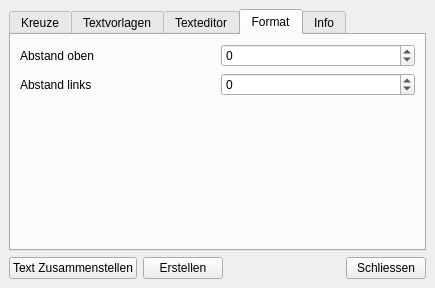
First picture: the form in GradingWindow.ui, repository str4el/grading, before the edit.
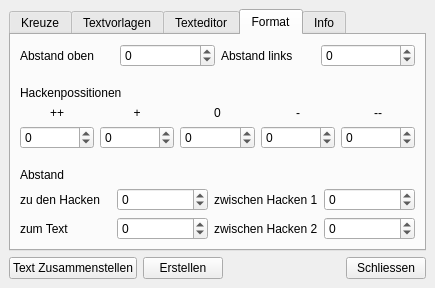
Second picture: the form after the edit. The open tabs and pages were chosen to show the change.

Patch:
```diff
--- a/GradingWindow.ui
+++ b/GradingWindow.ui
@@ -1057,8 +1057,8 @@
        </attribute>
        <layout class="QVBoxLayout" name="verticalLayout_4" >
         <item>
-         <layout class="QGridLayout" name="gridLayout_3" >
-          <item row="0" column="0" >
+         <layout class="QHBoxLayout" name="horizontalLayout_2" >
+          <item>
            <widget class="QLabel" name="label_24" >
             <property name="text" >
              <string>Abstand oben</string>
@@ -1068,7 +1068,7 @@
             </property>
            </widget>
           </item>
-          <item row="0" column="1" >
+          <item>
            <widget class="QSpinBox" name="offset_top" >
             <property name="minimum" >
              <number>-10</number>
@@ -1078,7 +1078,7 @@
             </property>
            </widget>
           </item>
-          <item row="1" column="0" >
+          <item>
            <widget class="QLabel" name="label_25" >
             <property name="text" >
              <string>Abstand links</string>
@@ -1088,7 +1088,7 @@
             </property>
            </widget>
           </item>
-          <item row="1" column="1" >
+          <item>
            <widget class="QSpinBox" name="offset_left" >
             <property name="minimum" >
              <number>-10</number>
@@ -1100,6 +1100,145 @@
           </item>
          </layout>
         </item>
+        <item>
+         <spacer name="verticalSpacer_2" >
+          <property name="orientation" >
+           <enum>Qt::Vertical</enum>
+          </property>
+          <property name="sizeHint" stdset="0" >
+           <size>
+            <width>69</width>
+            <height>2</height>
+           </size>
+          </property>
+         </spacer>
+        </item>
+        <item>
+         <widget class="QLabel" name="label_32" >
+          <property name="text" >
+           <string>Hackenpossitionen</string>
+          </property>
+         </widget>
+        </item>
+        <item>
+         <layout class="QGridLayout" name="gridLayout_3" >
+          <item row="0" column="0" >
+           <widget class="QLabel" name="label_27" >
+            <property name="text" >
+             <string>++</string>
+            </property>
+            <property name="alignment" >
+             <set>Qt::AlignCenter</set>
+            </property>
+            <property name="buddy" >
+             <cstring>offset_tick_1</cstring>
+            </property>
+           </widget>
+          </item>
+          <item row="0" column="1" >
+           <widget class="QLabel" name="label_28" >
+            <property name="text" >
+             <string>+</string>
+            </property>
+            <property name="alignment" >
+             <set>Qt::AlignCenter</set>
+            </property>
+            <property name="buddy" >
+             <cstring>offset_tick_2</cstring>
+            </property>
+           </widget>
+          </item>
+          <item row="0" column="2" >
+           <widget class="QLabel" name="label_29" >
+            <property name="text" >
+             <string>0</string>
+            </property>
+            <property name="alignment" >
+             <set>Qt::AlignCenter</set>
+            </property>
+            <property name="buddy" >
+             <cstring>offset_tick_3</cstring>
+            </property>
+           </widget>
+          </item>
+          <item row="0" column="3" >
+           <widget class="QLabel" name="label_30" >
+            <property name="text" >
+             <string>-</string>
+            </property>
+            <property name="alignment" >
+             <set>Qt::AlignCenter</set>
+            </property>
+            <property name="buddy" >
+             <cstring>offset_tick_4</cstring>
+            </property>
+           </widget>
+          </item>
+          <item row="0" column="4" >
+           <widget class="QLabel" name="label_31" >
+            <property name="text" >
+             <string>--</string>
+            </property>
+            <property name="alignment" >
+             <set>Qt::AlignCenter</set>
+            </property>
+            <property name="buddy" >
+             <cstring>offset_tick_5</cstring>
+            </property>
+           </widget>
+          </item>
+          <item row="1" column="0" >
+           <widget class="QSpinBox" name="offset_tick_1" >
+            <property name="minimum" >
+             <number>-10</number>
+            </property>
+            <property name="maximum" >
+             <number>10</number>
+            </property>
+           </widget>
+          </item>
+          <item row="1" column="1" >
+           <widget class="QSpinBox" name="offset_tick_2" >
+            <property name="minimum" >
+             <number>-10</number>
+            </property>
+            <property name="maximum" >
+             <number>10</number>
+            </property>
+           </widget>
+          </item>
+          <item row="1" column="2" >
+           <widget class="QSpinBox" name="offset_tick_3" >
+            <property name="minimum" >
+             <number>-10</number>
+            </property>
+            <property name="maximum" >
+             <number>10</number>
+            </property>
+           </widget>
+          </item>
+          <item row="1" column="3" >
+           <widget class="QSpinBox" name="offset_tick_4" >
+            <property name="minimum" >
+             <number>-10</number>
+            </property>
+            <property name="maximum" >
+             <number>10</number>
+            </property>
+           </widget>
+          </item>
+          <item row="1" column="4" >
+           <widget class="QSpinBox" name="offset_tick_5" >
+            <property name="minimum" >
+             <number>-10</number>
+            </property>
+            <property name="maximum" >
+             <number>10</number>
+            </property>
+           </widget>
+          </item>
+         </layout>
+        </item>
         <item>
          <spacer name="verticalSpacer" >
           <property name="orientation" >
@@ -1108,11 +1247,102 @@
           <property name="sizeHint" stdset="0" >
            <size>
             <width>20</width>
-            <height>127</height>
+            <height>3</height>
            </size>
           </property>
          </spacer>
         </item>
+        <item>
+         <layout class="QGridLayout" name="gridLayout_4" >
+          <item row="0" column="0" colspan="4" >
+           <widget class="QLabel" name="label_37" >
+            <property name="text" >
+             <string>Abstand</string>
+            </property>
+           </widget>
+          </item>
+          <item row="1" column="0" >
+           <widget class="QLabel" name="label_36" >
+            <property name="text" >
+             <string>zu den Hacken</string>
+            </property>
+            <property name="buddy" >
+             <cstring>offset_top_to_tick</cstring>
+            </property>
+           </widget>
+          </item>
+          <item row="1" column="1" >
+           <widget class="QSpinBox" name="offset_top_to_tick" >
+            <property name="minimum" >
+             <number>-10</number>
+            </property>
+            <property name="maximum" >
+             <number>10</number>
+            </property>
+           </widget>
+          </item>
+          <item row="1" column="2" >
+           <widget class="QLabel" name="label_35" >
+            <property name="text" >
+             <string>zwischen Hacken 1</string>
+            </property>
+            <property name="buddy" >
+             <cstring>offset_tick_to_tick_1</cstring>
+            </property>
+           </widget>
+          </item>
+          <item row="1" column="3" >
+           <widget class="QSpinBox" name="offset_tick_to_tick_1" >
+            <property name="minimum" >
+             <number>-10</number>
+            </property>
+            <property name="maximum" >
+             <number>10</number>
+            </property>
+           </widget>
+          </item>
+          <item row="2" column="0" >
+           <widget class="QLabel" name="label_34" >
+            <property name="text" >
+             <string>zum Text</string>
+            </property>
+            <property name="buddy" >
+             <cstring>offset_tick_to_text</cstring>
+            </property>
+           </widget>
+          </item>
+          <item row="2" column="1" >
+           <widget class="QSpinBox" name="offset_tick_to_text" >
+            <property name="minimum" >
+             <number>-10</number>
+            </property>
+            <property name="maximum" >
+             <number>10</number>
+            </property>
+           </widget>
+          </item>
+          <item row="2" column="2" >
+           <widget class="QLabel" name="label_33" >
+            <property name="text" >
+             <string>zwischen Hacken 2</string>
+            </property>
+            <property name="buddy" >
+             <cstring>offset_tick_to_tick_2</cstring>
+            </property>
+           </widget>
+          </item>
+          <item row="2" column="3" >
+           <widget class="QSpinBox" name="offset_tick_to_tick_2" >
+            <property name="minimum" >
+             <number>-10</number>
+            </property>
+            <property name="maximum" >
+             <number>10</number>
+            </property>
+           </widget>
+          </item>
+         </layout>
+        </item>
        </layout>
       </widget>
       <widget class="QWidget" name="tab5" >
```
Left out of the diff: 32 changed lines with no effect on the pictures.
